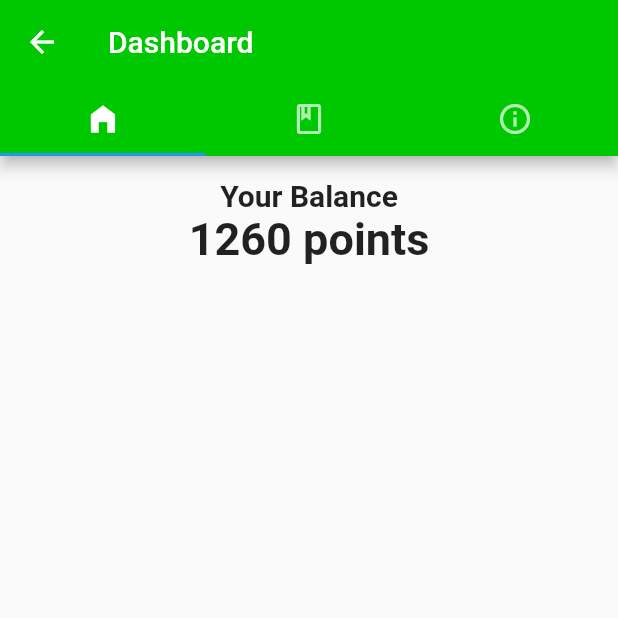
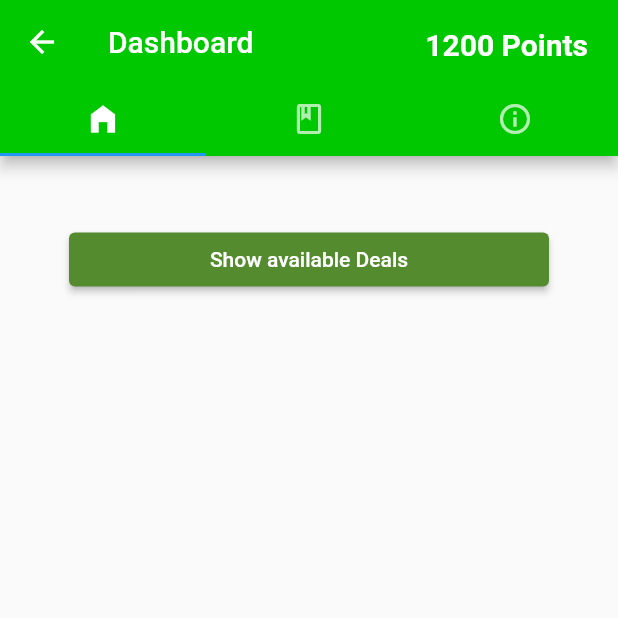
Before and after one commit to ibrahimrehman1/plastify, a Flutter app: the DashboardWidget screen opened directly, on a phone screen of 412 x 824 dp, the top half of it. Run offline on Flutter 3.47's test engine with Material 2 defaults, Android fonts, the phone set to English and light mode, and no system bars; our stand-ins replace flutter_icons, shared_preferences; accounts and stored records are empty; network calls fail.

Commit message:
Manager Dashboard Completed

```diff
--- a/lib/widgets/dashboard_widget.dart
+++ b/lib/widgets/dashboard_widget.dart
@@ -12,11 +12,23 @@ class DashboardWidget extends StatefulWidget {
 }
 
 class _DashboardWidgetState extends State<DashboardWidget> {
-  List<String> products = ["400 points", "250 points", "1000 points"];
   var firstName;
   var lastName;
   var email;
   var mobileNo;
+  var allDeals = [];
+
+  Future getAllDeals() async {
+    var dealUrl = Uri.parse(
+        "https://petbottle-project-default-rtdb.firebaseio.com/managerdeals/manager.json");
+
+    var allEmailsResult = await http.get(dealUrl);
+    var body = json.decode(allEmailsResult.body);
+    print("All Deals: " + body.toString());
+    setState(() {
+      allDeals = body['deals'];
+    });
+  }
 
   List<String> productsSubtitles = ["KFC", "Macdonald", "Starbucks"];
 
@@ -166,7 +178,18 @@ class _DashboardWidgetState extends State<DashboardWidget> {
                 ],
               ),
               title: Text('Dashboard'),
+              actions: <Widget>[
+                Padding(
+                    padding: EdgeInsets.only(right: 20.0, top: 18.0),
+                    child: GestureDetector(
+                      onTap: () {},
+                      child: Text(
+                        "1200 Points",
+                        style: TextStyle(
+                            fontSize: 20.0, fontWeight: FontWeight.bold),
                       ),
+                    ))
+              ]),
           body: Container(
             margin:
                 EdgeInsets.only(top: 15.0, left: 5.0, right: 5.0, bottom: 5.0),
@@ -174,19 +197,62 @@ class _DashboardWidgetState extends State<DashboardWidget> {
               children: [
                 Column(
                   children: [
-                    Text(
-                      "Your Balance",
+                    allDeals.length == 0
+                        ? Container(
+                            margin: EdgeInsets.only(top: 30.0),
+                            child: ElevatedButton(
+                                child: Text("Show available Deals"),
+                                onPressed: () {
+                                  getAllDeals()
+                                      .whenComplete(() => print("Fetched!!!"));
+                                },
+                                style: ButtonStyle(
+                                    backgroundColor:
+                                        MaterialStateProperty.all<Color>(
+                                            Colors.lightGreen.shade800),
+                                    fixedSize: MaterialStateProperty.all(
+                                        Size.fromWidth(320)))))
+                        : Expanded(
+                            child: SizedBox(
+                              height: 200.0,
+                              child: new ListView.builder(
+                                scrollDirection: Axis.vertical,
+                                itemCount: allDeals.length,
+                                itemBuilder: (BuildContext ctxt, int index) {
+                                  return new ListTile(
+                                    title: Text(
+                                      allDeals[index]['dealName'],
                                       style: TextStyle(
-                          fontSize: 20.0, fontWeight: FontWeight.bold),
+                                          fontSize: 15.0,
+                                          fontWeight: FontWeight.bold),
                                     ),
-                    Text("1260 points",
-                        style: TextStyle(
-                            fontSize: 30.0, fontWeight: FontWeight.bold))
+                                    subtitle:
+                                        Text(allDeals[index]['requiredPoints']),
+                                  );
+                                },
+                              ),
+                            ),
+                          ),
                   ],
                 ),
                 Column(
                   children: [
-                    Text("Previous Redeems",
+                    allDeals.length == 0
+                        ? Container(
+                            margin: EdgeInsets.only(top: 30.0),
+                            child: ElevatedButton(
+                                child: Text("Show previous Redeems"),
+                                onPressed: () {
+                                  getAllDeals()
+                                      .whenComplete(() => print("Fetched!!!"));
+                                },
+                                style: ButtonStyle(
+                                    backgroundColor:
+                                        MaterialStateProperty.all<Color>(
+                                            Colors.lightGreen.shade800),
+                                    fixedSize: MaterialStateProperty.all(
+                                        Size.fromWidth(320)))))
+                        : Text("Previous Redeems",
                             style: TextStyle(
                                 fontSize: 30.0, fontWeight: FontWeight.bold)),
                     Expanded(
@@ -194,16 +260,16 @@ class _DashboardWidgetState extends State<DashboardWidget> {
                         height: 200.0,
                         child: new ListView.builder(
                           scrollDirection: Axis.vertical,
-                          itemCount: products.length,
+                          itemCount: allDeals.length,
                           itemBuilder: (BuildContext ctxt, int index) {
                             return new ListTile(
                               title: Text(
-                                products[index],
+                                allDeals[index]['dealName'],
                                 style: TextStyle(
                                     fontSize: 15.0,
                                     fontWeight: FontWeight.bold),
                               ),
-                              subtitle: Text(productsSubtitles[index]),
+                              subtitle: Text(allDeals[index]['requiredPoints']),
                             );
                           },
                         ),
```
Also changed, not shown: lib/widgets/admin_dashboard_widget.dart (added, +181 -0 lines), lib/widgets/login_widget.dart (+16 -3 lines), lib/widgets/manager_dashboard_widget.dart (added, +181 -0 lines). Lines whose indentation alone changed are shown as unchanged.
